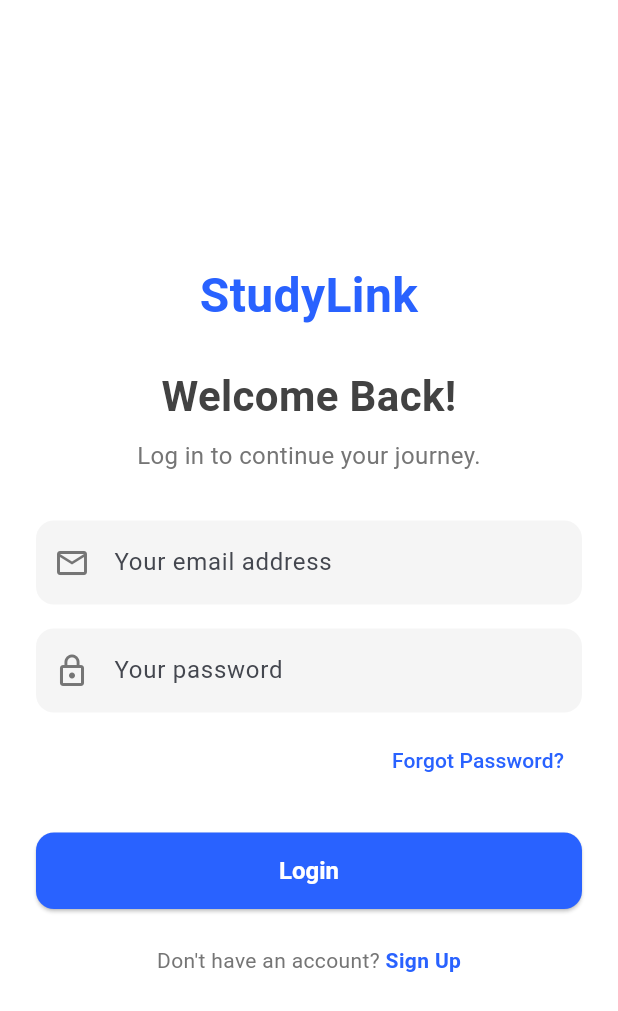
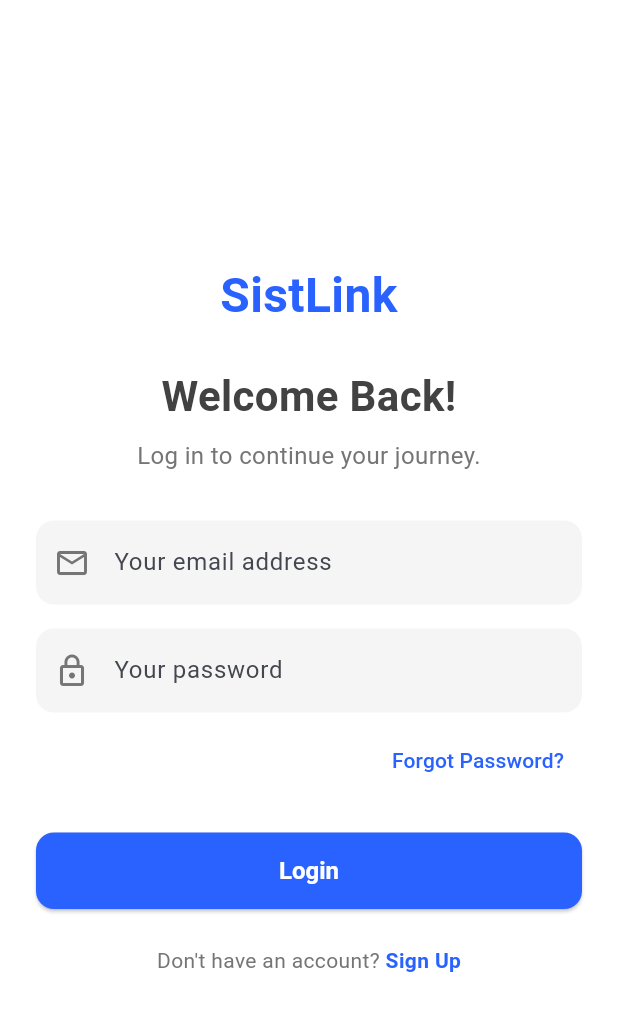
Before and after one commit to Kronos003-it/sistlink-app, a Flutter app: the screen it shows after launch, on a phone screen of 412 x 824 dp. Shown: the top 1011 px of the screen. Run offline on Flutter 3.47's test engine with Material 3 defaults, Android fonts, the light colour scheme and no system bars; our stand-ins replace cloud_firestore, firebase_auth, firebase_core, firebase_messaging; accounts and stored records are empty.

Commit message:
Style: Refine UI for authentication screens

```diff
--- a/lib/screens/auth/forgot_password_screen.dart
+++ b/lib/screens/auth/forgot_password_screen.dart
@@ -171,7 +171,7 @@ class _ForgotPasswordScreenState extends State<ForgotPasswordScreen> {
               Padding(
                 padding: const EdgeInsets.only(bottom: 32.0),
                 child: Text(
-                  'StudyLink',
+                  'SistLink',
                   textAlign: TextAlign.center,
                   style: TextStyle(
                     fontSize: 28,
--- a/lib/screens/auth/login_screen.dart
+++ b/lib/screens/auth/login_screen.dart
@@ -129,7 +129,7 @@ class _LoginScreenState extends State<LoginScreen> {
                 crossAxisAlignment: CrossAxisAlignment.stretch,
                 children: <Widget>[
                   Text(
-                    'StudyLink', // Logo Placeholder
+                    'SistLink', // Logo Placeholder
                     textAlign: TextAlign.center,
                     style: TextStyle(
                       fontSize: 32,
--- a/lib/screens/auth/signup_screen.dart
+++ b/lib/screens/auth/signup_screen.dart
@@ -137,7 +137,7 @@ class _SignUpScreenState extends State<SignUpScreen> {
                 children: <Widget>[
                   // Logo Placeholder
                   Text(
-                    'StudyLink', // Using text as placeholder for logo
+                    'SistLink', // Using text as placeholder for logo
                     textAlign: TextAlign.center,
                     style: TextStyle(
                       fontSize: 32,
```
